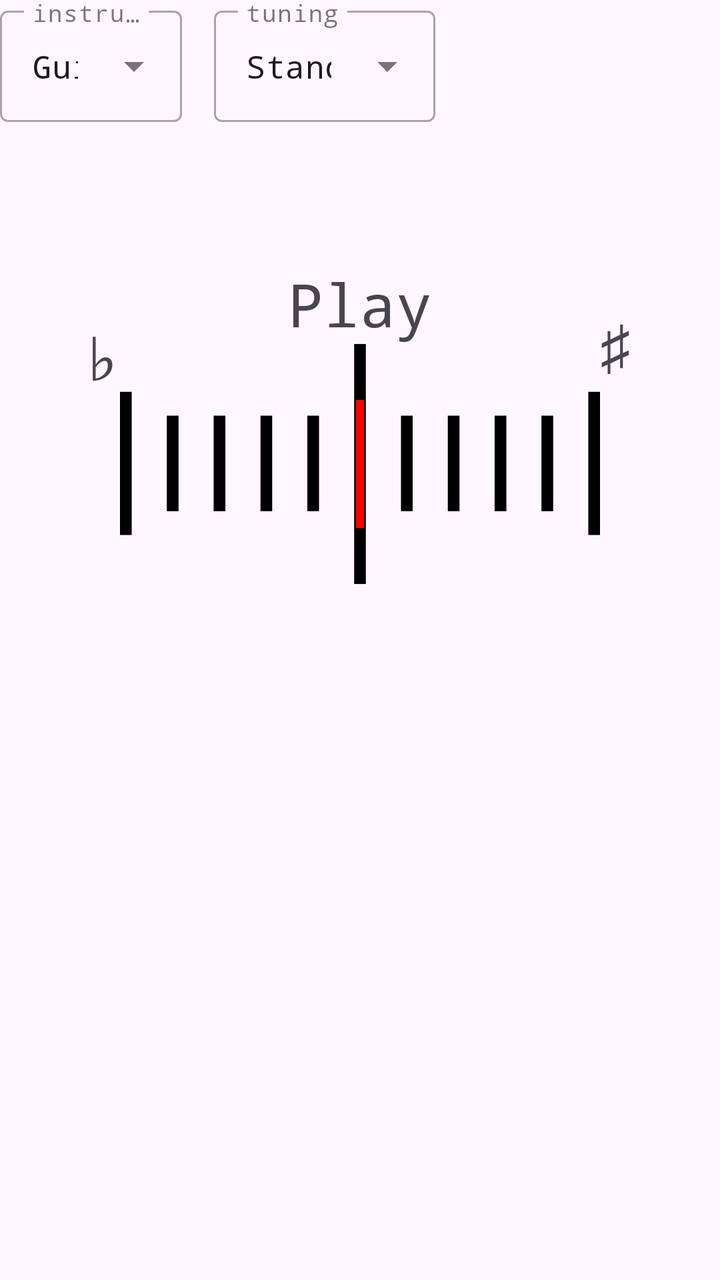
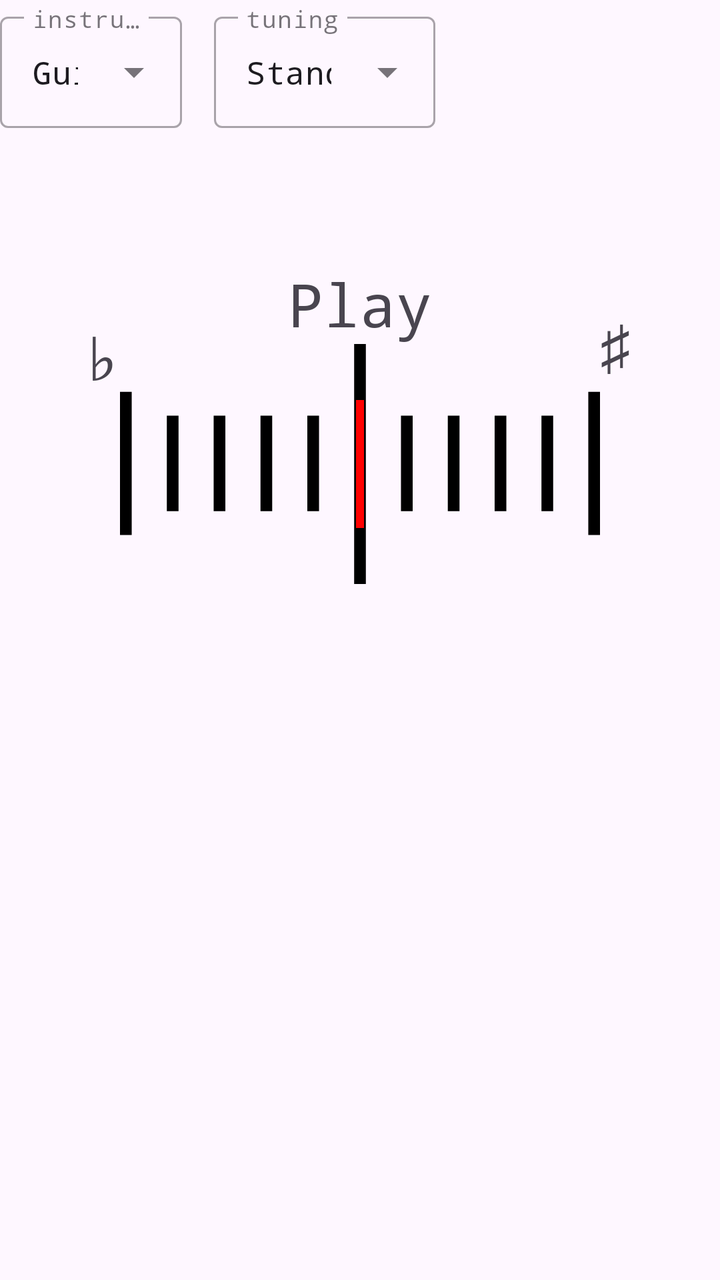

An Android layout rendered at two revisions. The XML below is the earlier revision; the diff shows what the commit changed to produce the second picture.
<!-- AndroidManifest.xml: application theme Theme.AuroraTuner -->
<!-- res/layout/fragment_tuner.xml -->
<?xml version="1.0" encoding="utf-8"?>
<androidx.constraintlayout.widget.ConstraintLayout xmlns:android="http://schemas.android.com/apk/res/android"
    xmlns:app="http://schemas.android.com/apk/res-auto"
    xmlns:tools="http://schemas.android.com/tools"
    android:id="@+id/tuner_constraint_layout"
    android:layout_width="match_parent"
    android:layout_height="match_parent"
    tools:context=".tuner.ui.TunerFragment">

    

    <com.google.android.material.textfield.TextInputLayout
        android:id="@+id/instrument_selection"
        style="@style/Widget.MaterialComponents.TextInputLayout.OutlinedBox.ExposedDropdownMenu"
        android:layout_width="wrap_content"
        android:layout_height="wrap_content"
        app:layout_constraintBottom_toBottomOf="parent"
        app:layout_constraintEnd_toEndOf="parent"
        app:layout_constraintHorizontal_bias="0.0"
        app:layout_constraintStart_toStartOf="parent"
        app:layout_constraintTop_toTopOf="parent"
        android:hint="@string/instrument_selector_hint"
        app:layout_constraintVertical_bias="0.0">

        <AutoCompleteTextView
            android:id="@+id/instrument_selection_dropdown"
            android:layout_width="match_parent"
            android:layout_height="match_parent"
            android:inputType="none"
            android:fontFamily="monospace"
            android:textSize="16sp"
            android:text="@string/instrument_guitar" />
    </com.google.android.material.textfield.TextInputLayout>

    <com.google.android.material.textfield.TextInputLayout
        android:id="@+id/tuning_selection"
        style="@style/Widget.MaterialComponents.TextInputLayout.OutlinedBox.ExposedDropdownMenu"
        android:layout_width="wrap_content"
        android:layout_height="wrap_content"
        android:hint="@string/tuning_selector_hint"
        app:layout_constraintBottom_toBottomOf="parent"
        app:layout_constraintEnd_toEndOf="parent"
        app:layout_constraintHorizontal_bias="0.1"
        app:layout_constraintStart_toEndOf="@+id/instrument_selection"
        app:layout_constraintTop_toTopOf="parent"
        app:layout_constraintVertical_bias="0.0">

        <AutoCompleteTextView
            android:id="@+id/tuning_selection_dropdown"
            android:layout_width="match_parent"
            android:layout_height="match_parent"
            android:fontFamily="monospace"
            android:inputType="none"
            android:text="@string/standard_tuning"
            android:textSize="16sp" />

    </com.google.android.material.textfield.TextInputLayout>

    <androidx.constraintlayout.widget.ConstraintLayout
        android:id="@+id/tuner_section_layout"
        android:layout_width="wrap_content"
        android:layout_height="wrap_content"
        app:layout_constraintBottom_toBottomOf="parent"
        app:layout_constraintEnd_toEndOf="parent"
        app:layout_constraintStart_toStartOf="parent"
        app:layout_constraintTop_toTopOf="parent"
        app:layout_constraintVertical_bias="0.3">

        <TextView
            android:id="@+id/note_text"
            android:layout_width="wrap_content"
            android:layout_height="wrap_content"
            android:fontFamily="monospace"
            android:maxLines="1"
            android:text="@string/note_text_placeholder"
            android:textAlignment="center"
            android:textSize="30sp"
            app:layout_constraintBottom_toTopOf="@+id/measure"
            app:layout_constraintEnd_toEndOf="parent"
            app:layout_constraintStart_toStartOf="parent"
            app:layout_constraintTop_toTopOf="parent"
            app:layout_constraintVertical_bias="0.3" />

        <TextView
            android:id="@+id/flat_text"
            android:layout_width="wrap_content"
            android:layout_height="wrap_content"
            android:fontFamily="monospace"
            android:maxLines="1"
            android:text="@string/flat"
            android:textAlignment="center"
            android:textSize="40sp"
            app:layout_constraintBottom_toBottomOf="parent"
            app:layout_constraintEnd_toEndOf="parent"
            app:layout_constraintHorizontal_bias="0.05"
            app:layout_constraintVertical_bias="0.1"
            app:layout_constraintStart_toStartOf="parent"
            app:layout_constraintTop_toTopOf="parent" />

        <TextView
            android:id="@+id/sharp_text"
            android:layout_width="wrap_content"
            android:layout_height="wrap_content"
            android:fontFamily="monospace"
            android:maxLines="1"
            android:text="@string/sharp"
            android:textAlignment="center"
            android:textSize="30sp"
            app:layout_constraintBottom_toBottomOf="parent"
            app:layout_constraintEnd_toEndOf="parent"
            app:layout_constraintHorizontal_bias="0.95"
            app:layout_constraintStart_toStartOf="parent"
            app:layout_constraintTop_toTopOf="parent"
            app:layout_constraintVertical_bias="0.1" />

        <TextView
            android:id="@+id/direction_flat"
            android:layout_width="wrap_content"
            android:layout_height="wrap_content"
            android:fontFamily="monospace"
            android:maxLines="1"
            android:textAlignment="center"
            android:textSize="30sp"
            app:layout_constraintBottom_toTopOf="@+id/measure"
            app:layout_constraintEnd_toStartOf="@+id/note_text"
            app:layout_constraintHorizontal_bias="0.8"
            app:layout_constraintStart_toStartOf="parent"
            app:layout_constraintTop_toTopOf="parent"
            app:layout_constraintVertical_bias="0.3" />

        <TextView
            android:id="@+id/direction_sharp"
            android:layout_width="wrap_content"
            android:layout_height="wrap_content"
            android:fontFamily="monospace"
            android:maxLines="1"
            android:textAlignment="center"
            android:textSize="30sp"
            app:layout_constraintBottom_toTopOf="@+id/measure"
            app:layout_constraintEnd_toEndOf="parent"
            app:layout_constraintHorizontal_bias="0.2"
            app:layout_constraintStart_toEndOf="@+id/note_text"
            app:layout_constraintTop_toTopOf="parent"
            app:layout_constraintVertical_bias="0.3" />

        <TextView
            android:id="@+id/delta_text"
            android:layout_width="wrap_content"
            android:layout_height="wrap_content"
            android:fontFamily="monospace"
            android:textAlignment="center"
            android:textSize="30sp"
            app:layout_constraintBottom_toBottomOf="parent"
            app:layout_constraintEnd_toEndOf="parent"
            app:layout_constraintStart_toStartOf="parent"
            app:layout_constraintTop_toTopOf="@+id/measure"
            app:layout_constraintVertical_bias="1.0" />

        <ImageView
            android:id="@+id/measure"
            android:layout_width="300dp"
            android:layout_height="120dp"
            android:contentDescription="@string/measure_description"
            android:src="@drawable/measure"
            app:layout_constraintBottom_toBottomOf="parent"
            app:layout_constraintEnd_toEndOf="parent"
            app:layout_constraintStart_toStartOf="parent"
            app:layout_constraintTop_toTopOf="parent" />

        <ImageView
            android:id="@+id/measure_line"
            android:layout_width="4dp"
            android:layout_height="120dp"
            android:contentDescription="@string/measure_line_description"
            android:src="@drawable/measure_line"
            app:layout_constraintBottom_toBottomOf="@+id/measure"
            app:layout_constraintEnd_toEndOf="@+id/measure"
            app:layout_constraintStart_toStartOf="@+id/measure"
            app:layout_constraintTop_toTopOf="@+id/measure" />

    </androidx.constraintlayout.widget.ConstraintLayout>

    <androidx.fragment.app.FragmentContainerView
        android:id="@+id/instrument_view"
        android:layout_width="0dp"
        android:layout_height="300dp"
        app:layout_constraintBottom_toBottomOf="parent"
        app:layout_constraintEnd_toEndOf="parent"
        app:layout_constraintHorizontal_bias="1.0"
        app:layout_constraintStart_toStartOf="parent"
        app:layout_constraintTop_toTopOf="parent"
        app:layout_constraintVertical_bias="1.0"
        tools:layout="@layout/guitar_fragment" />

</androidx.constraintlayout.widget.ConstraintLayout>
<!-- res/layout/guitar_fragment.xml (included above) -->
<?xml version="1.0" encoding="utf-8"?>
<androidx.constraintlayout.widget.ConstraintLayout xmlns:android="http://schemas.android.com/apk/res/android"
    xmlns:app="http://schemas.android.com/apk/res-auto"
    xmlns:tools="http://schemas.android.com/tools"
    android:layout_width="match_parent"
    android:layout_height="300dp">

    <ImageView
        android:id="@+id/imageView"
        android:layout_width="0dp"
        android:layout_height="0dp"
        app:layout_constraintWidth_percent="0.5"
        app:layout_constraintHeight_percent="0.95"
        app:layout_constraintBottom_toBottomOf="parent"
        app:layout_constraintEnd_toEndOf="parent"
        app:layout_constraintStart_toStartOf="parent"
        app:layout_constraintTop_toTopOf="parent"
        app:layout_constraintVertical_bias="1.0"
        android:contentDescription="@null"
        app:srcCompat="@drawable/headstock" />

    <ImageView
        android:id="@+id/string4"
        android:layout_width="wrap_content"
        android:layout_height="wrap_content"
        app:layout_constraintBottom_toTopOf="@+id/string5"
        app:layout_constraintEnd_toEndOf="parent"
        app:layout_constraintHorizontal_bias="0.1"
        app:layout_constraintStart_toStartOf="parent"
        app:layout_constraintTop_toTopOf="@id/tuner_top"
        app:layout_constraintVertical_bias="0.15"
        app:layout_constraintVertical_chainStyle="spread"
        android:contentDescription="@null"
        app:srcCompat="@drawable/note_circle" />

    <ImageView
        android:id="@+id/string6"
        android:layout_width="wrap_content"
        android:layout_height="wrap_content"
        app:layout_constraintBottom_toBottomOf="@id/tuner_bottom"
        app:layout_constraintEnd_toEndOf="parent"
        app:layout_constraintHorizontal_bias="0.1"
        app:layout_constraintStart_toStartOf="parent"
        app:layout_constraintTop_toBottomOf="@+id/string5"
        app:layout_constraintVertical_bias="0.75"
        android:contentDescription="@null"
        app:srcCompat="@drawable/note_circle" />

    <ImageView
        android:id="@+id/string5"
        android:layout_width="wrap_content"
        android:layout_height="wrap_content"
        app:layout_constraintBottom_toTopOf="@+id/string6"
        app:layout_constraintEnd_toEndOf="parent"
        app:layout_constraintHorizontal_bias="0.1"
        app:layout_constraintStart_toStartOf="parent"
        app:layout_constraintTop_toBottomOf="@+id/string4"
        app:layout_constraintVertical_bias="0.45"
        android:contentDescription="@null"
        app:srcCompat="@drawable/note_circle" />

    <TextView
        android:id="@+id/note_text4"
        android:layout_width="wrap_content"
        android:layout_height="wrap_content"
        android:text="E#2"
        android:textSize="20sp"
        android:fontFamily="monospace"
        app:layout_constraintBottom_toBottomOf="@+id/string4"
        app:layout_constraintEnd_toEndOf="@+id/string4"
        app:layout_constraintStart_toStartOf="@+id/string4"
        app:layout_constraintTop_toTopOf="@+id/string4" />

    <TextView
        android:id="@+id/note_text5"
        android:layout_width="wrap_content"
        android:layout_height="wrap_content"
        android:text="E#2"
        android:textSize="20sp"
        android:fontFamily="monospace"
        app:layout_constraintBottom_toBottomOf="@+id/string5"
        app:layout_constraintEnd_toEndOf="@+id/string5"
        app:layout_constraintStart_toStartOf="@+id/string5"
        app:layout_constraintTop_toTopOf="@+id/string5" />

    <TextView
        android:id="@+id/note_text6"
        android:layout_width="wrap_content"
        android:layout_height="wrap_content"
        android:text="E#2"
        android:textSize="20sp"
        android:fontFamily="monospace"
        app:layout_constraintBottom_toBottomOf="@+id/string6"
        app:layout_constraintEnd_toEndOf="@+id/string6"
        app:layout_constraintStart_toStartOf="@+id/string6"
        app:layout_constraintTop_toTopOf="@+id/string6" />

    <ImageView
        android:id="@+id/string3"
        android:layout_width="wrap_content"
        android:layout_height="wrap_content"
        app:layout_constraintBottom_toTopOf="@+id/string2"
        app:layout_constraintEnd_toEndOf="parent"
        app:layout_constraintHorizontal_bias="0.9"
        app:layout_constraintStart_toStartOf="parent"
        app:layout_constraintTop_toTopOf="@+id/tuner_top"
        app:layout_constraintVertical_bias="0.15"
        app:layout_constraintVertical_chainStyle="spread"
        android:contentDescription="@null"
        app:srcCompat="@drawable/note_circle" />

    <ImageView
        android:id="@+id/string2"
        android:layout_width="wrap_content"
        android:layout_height="wrap_content"
        app:layout_constraintBottom_toTopOf="@+id/string1"
        app:layout_constraintEnd_toEndOf="parent"
        app:layout_constraintHorizontal_bias="0.9"
        app:layout_constraintStart_toStartOf="parent"
        app:layout_constraintTop_toBottomOf="@+id/string3"
        app:layout_constraintVertical_bias="0.45"
        android:contentDescription="@null"
        app:srcCompat="@drawable/note_circle" />

    <ImageView
        android:id="@+id/string1"
        android:layout_width="wrap_content"
        android:layout_height="wrap_content"
        app:layout_constraintBottom_toTopOf="@+id/tuner_bottom"
        app:layout_constraintEnd_toEndOf="parent"
        app:layout_constraintHorizontal_bias="0.9"
        app:layout_constraintStart_toStartOf="parent"
        app:layout_constraintTop_toBottomOf="@+id/string2"
        app:layout_constraintVertical_bias="0.75"
        android:contentDescription="@null"
        app:srcCompat="@drawable/note_circle" />

    <TextView
        android:id="@+id/note_text3"
        android:layout_width="wrap_content"
        android:layout_height="wrap_content"
        android:text="E#2"
        android:textSize="20sp"
        android:fontFamily="monospace"
        app:layout_constraintBottom_toBottomOf="@+id/string3"
        app:layout_constraintEnd_toEndOf="@+id/string3"
        app:layout_constraintStart_toStartOf="@+id/string3"
        app:layout_constraintTop_toTopOf="@+id/string3" />

    <TextView
        android:id="@+id/note_text2"
        android:layout_width="wrap_content"
        android:layout_height="wrap_content"
        android:text="E#2"
        android:textSize="20sp"
        android:fontFamily="monospace"
        app:layout_constraintBottom_toBottomOf="@+id/string2"
        app:layout_constraintEnd_toEndOf="@+id/string2"
        app:layout_constraintStart_toStartOf="@+id/string2"
        app:layout_constraintTop_toTopOf="@+id/string2" />

    <TextView
        android:id="@+id/note_text1"
        android:layout_width="wrap_content"
        android:layout_height="wrap_content"
        android:text="E#2"
        android:textSize="20sp"
        android:fontFamily="monospace"
        app:layout_constraintBottom_toBottomOf="@+id/string1"
        app:layout_constraintEnd_toEndOf="@+id/string1"
        app:layout_constraintStart_toStartOf="@+id/string1"
        app:layout_constraintTop_toTopOf="@+id/string1" />

    <androidx.constraintlayout.widget.Guideline
        android:id="@+id/tuner_top"
        android:layout_width="wrap_content"
        android:layout_height="wrap_content"
        android:orientation="horizontal"
        app:layout_constraintGuide_percent="0.05" />

    <androidx.constraintlayout.widget.Guideline
        android:id="@+id/tuner_bottom"
        android:layout_width="wrap_content"
        android:layout_height="wrap_content"
        android:orientation="horizontal"
        app:layout_constraintGuide_percent="0.85" />

</androidx.constraintlayout.widget.ConstraintLayout>
<!-- resources referenced by this layout -->
<resources>
  <!-- drawable headstock: vector/xml drawable (drawable, 5748 chars, omitted) -->
  <!-- drawable measure (drawable) -->
  <vector xmlns:android="http://schemas.android.com/apk/res/android"
      android:width="200dp"
      android:height="100dp"
      android:viewportWidth="410"
      android:viewportHeight="201">
  
      
      <path
          android:fillColor="@color/measureColor"
          android:pathData="
              M200,0 h10 v201 h-10 z
              M240,60 h10 v80 h-10 z
              M280,60 h10 v80 h-10 z
              M320,60 h10 v80 h-10 z
              M360,60 h10 v80 h-10 z
              M400,40 h10 v120 h-10 z
              M160,60 h10 v80 h-10 z
              M40,60 h10 v80 h-10 z
              M80,60 h10 v80 h-10 z
              M120,60 h10 v80 h-10 z
              M0,40 h10 v120 h-10 z" />
  </vector>
  <!-- drawable measure_line (drawable) -->
  <vector xmlns:android="http://schemas.android.com/apk/res/android"
      android:width="5dp"
      android:height="80dp"
      android:viewportWidth="5"
      android:viewportHeight="80">
      <path
          android:fillColor="@color/measureLineColorDefault"
          android:name="Rectangle 1"
          android:pathData="m0 0h5v80h-5v-80z" />
  </vector>
  <!-- drawable note_circle (drawable) -->
  <vector xmlns:android="http://schemas.android.com/apk/res/android"
      android:width="50dp"
      android:height="50dp"
      android:viewportWidth="100"
      android:viewportHeight="100">
      <path
          android:name="circle"
          android:pathData="m49.92 1.88c26.51 0 48 21.49 48 48c0 26.51 -21.49 48 -48 48c-26.51 0 -48 -21.49 -48 -48c0 -26.51 21.49 -48 48 -48zm0 -2c-27.61 0 -50 22.39 -50 50c0 27.61 22.39 50 50 50c27.61 0 50 -22.39 50 -50c0 -27.61 -22.39 -50 -50 -50z"
          android:fillColor="@color/colorAccent" />
  </vector>
  <string name="flat">♭</string>
  <string name="instrument_guitar">Guitar</string>
  <string name="instrument_selector_hint">instrument</string>
  <string name="measure_description">musical note measure</string>
  <string name="measure_line_description">current deviation from note</string>
  <string name="note_text_placeholder">Play</string>
  <string name="sharp">♯</string>
  <string name="standard_tuning">Standard</string>
  <string name="tuning_selector_hint">tuning</string>
  <style name="Theme.AuroraTuner" parent="Base.Theme.AuroraTuner" />
  <color name="measureColor">@color/black</color>
  <color name="measureLineColorDefault">#FF0000</color>
  <color name="colorAccent">#7B5BB5</color>
  <style name="Base.Theme.AuroraTuner" parent="Theme.Material3.DayNight.NoActionBar">
          
          
          <item name="android:navigationBarColor">@color/white</item>
          <item name="colorPrimaryDark">@color/white</item>
      </style>
  <color name="black">#FF000000</color>
  <color name="white">#FFFFFFFF</color>
</resources>

<!-- the commit's change to res/layout/fragment_tuner.xml (unified diff, before → after) -->
@@ -14,22 +14,22 @@
         style="@style/Widget.MaterialComponents.TextInputLayout.OutlinedBox.ExposedDropdownMenu"
         android:layout_width="wrap_content"
         android:layout_height="wrap_content"
+        android:hint="@string/instrument_selector_hint"
         app:layout_constraintBottom_toBottomOf="parent"
         app:layout_constraintEnd_toEndOf="parent"
         app:layout_constraintHorizontal_bias="0.0"
         app:layout_constraintStart_toStartOf="parent"
         app:layout_constraintTop_toTopOf="parent"
-        android:hint="@string/instrument_selector_hint"
-        app:layout_constraintVertical_bias="0.0">
+        app:layout_constraintVertical_bias="0.005">
 
         <AutoCompleteTextView
             android:id="@+id/instrument_selection_dropdown"
             android:layout_width="match_parent"
             android:layout_height="match_parent"
+            android:fontFamily="monospace"
             android:inputType="none"
-            android:fontFamily="monospace"
-            android:textSize="16sp"
-            android:text="@string/instrument_guitar" />
+            android:text="@string/instrument_guitar"
+            android:textSize="16sp" />
     </com.google.android.material.textfield.TextInputLayout>
 
     <com.google.android.material.textfield.TextInputLayout
@@ -43,7 +43,7 @@
         app:layout_constraintHorizontal_bias="0.1"
         app:layout_constraintStart_toEndOf="@+id/instrument_selection"
         app:layout_constraintTop_toTopOf="parent"
-        app:layout_constraintVertical_bias="0.0">
+        app:layout_constraintVertical_bias="0.005">
 
         <AutoCompleteTextView
             android:id="@+id/tuning_selection_dropdown"
@@ -213,7 +213,7 @@
         app:layout_constraintTop_toTopOf="parent"
         app:layout_constraintVertical_bias="1.0"
         android:contentDescription="@null"
-        app:srcCompat="@drawable/headstock" />
+        app:srcCompat="@drawable/guitar_headstock" />
 
     <ImageView
         android:id="@+id/string4"
@@ -259,7 +259,6 @@
         android:id="@+id/note_text4"
         android:layout_width="wrap_content"
         android:layout_height="wrap_content"
-        android:text="E#2"
         android:textSize="20sp"
         android:fontFamily="monospace"
         app:layout_constraintBottom_toBottomOf="@+id/string4"
@@ -271,7 +270,6 @@
         android:id="@+id/note_text5"
         android:layout_width="wrap_content"
         android:layout_height="wrap_content"
-        android:text="E#2"
         android:textSize="20sp"
         android:fontFamily="monospace"
         app:layout_constraintBottom_toBottomOf="@+id/string5"
@@ -283,7 +281,6 @@
         android:id="@+id/note_text6"
         android:layout_width="wrap_content"
         android:layout_height="wrap_content"
-        android:text="E#2"
         android:textSize="20sp"
         android:fontFamily="monospace"
         app:layout_constraintBottom_toBottomOf="@+id/string6"
@@ -335,7 +332,6 @@
         android:id="@+id/note_text3"
         android:layout_width="wrap_content"
         android:layout_height="wrap_content"
-        android:text="E#2"
         android:textSize="20sp"
         android:fontFamily="monospace"
         app:layout_constraintBottom_toBottomOf="@+id/string3"
@@ -347,7 +343,6 @@
         android:id="@+id/note_text2"
         android:layout_width="wrap_content"
         android:layout_height="wrap_content"
-        android:text="E#2"
         android:textSize="20sp"
         android:fontFamily="monospace"
         app:layout_constraintBottom_toBottomOf="@+id/string2"
@@ -359,7 +354,6 @@
         android:id="@+id/note_text1"
         android:layout_width="wrap_content"
         android:layout_height="wrap_content"
-        android:text="E#2"
         android:textSize="20sp"
         android:fontFamily="monospace"
         app:layout_constraintBottom_toBottomOf="@+id/string1"
<!-- resource entries referenced after the edit -->
@@ -1,6 +1,6 @@
 <!-- resources referenced by this layout -->
 <resources>
-  <!-- drawable headstock: vector/xml drawable (drawable, 5748 chars, omitted) -->
+  <!-- drawable guitar_headstock: vector/xml drawable (drawable, 5748 chars, omitted) -->
   <!-- drawable measure (drawable) -->
   <vector xmlns:android="http://schemas.android.com/apk/res/android"
       android:width="200dp"
